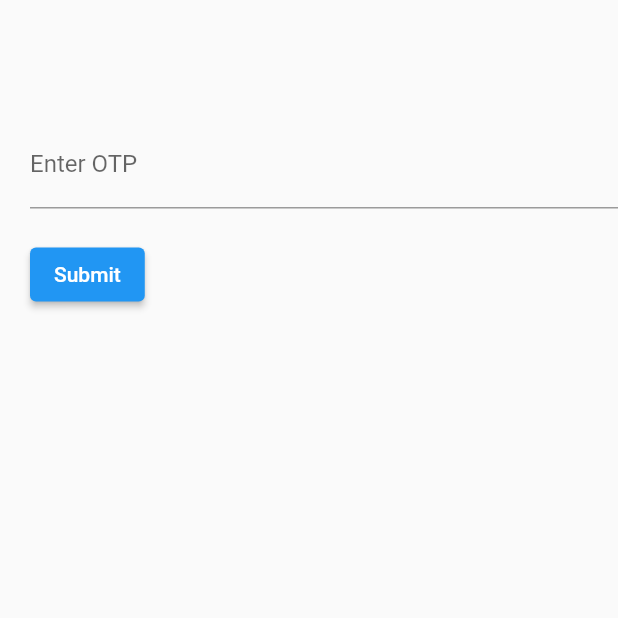
After one commit to z3ro647/task1_loginui, a Flutter app: the OTPScreen screen opened by its route, after a tap on "Submit", on a phone screen of 412 x 824 dp, the top half of it. The commit adds this screen. Run offline on Flutter 3.47's test engine with Material 2 defaults, Android fonts, the phone set to English and light mode, and no system bars; our stand-ins replace firebase_auth, firebase_core, get, google_sign_in, hexcolor, sqflite; accounts and stored records are empty.

Commit message:
Mobile Auth Incomplete

```diff
--- a/lib/screens/loginscreen.dart
+++ b/lib/screens/loginscreen.dart
@@ -5,6 +5,7 @@ import 'package:task_loginui/screens/listdata.dart';
 import 'package:task_loginui/screens/listusers.dart';
 import 'package:task_loginui/screens/registerscreen.dart';
 import 'package:task_loginui/utils/authentication.dart';
+import 'package:task_loginui/utils/phoneVarification.dart';
 import 'package:task_loginui/widgets/google_sign_in_button.dart';
 
 final colorGreen = HexColor("#09b976");
@@ -62,7 +63,7 @@ class _LoginScreenState extends State<LoginScreen> {
               child: ElevatedButton(
                 onPressed: () {
                   if (_formKey.currentState!.validate()) {
-                    //verifyPhoneNumber(mobileNumber.text);
+                    verifyPhoneNumber(mobileNumber.text);
                   }
                 },
                 child: Text('Login'),
@@ -118,7 +119,6 @@ class _LoginScreenState extends State<LoginScreen> {
                   onPressed: () {
                     Navigator.push(
                         context,
-                        //MaterialPageRoute(builder: (context) => ListData()));
                         MaterialPageRoute(builder: (context) => ListData()));
                   },
                   child: Text('List')),
--- /dev/null
+++ b/lib/screens/otpScreen.dart
@@ -0,0 +1,66 @@
+import 'package:firebase_auth/firebase_auth.dart';
+import 'package:flutter/material.dart';
+import 'package:task_loginui/utils/phoneVarification.dart';
+
+FirebaseAuth _auth=FirebaseAuth.instance;
+
+class OTPScreen extends StatefulWidget {
+  const OTPScreen({ Key? key }) : super(key: key);
+
+  @override
+  _OTPScreenState createState() => _OTPScreenState();
+}
+
+class _OTPScreenState extends State<OTPScreen> {
+  TextEditingController otpNumber = TextEditingController();
+
+  signInWithPhoneAuthCredential(PhoneAuthCredential phoneAuthCredential) async {
+    try {
+      final authCredentail =
+          await _auth.signInWithCredential(phoneAuthCredential);
+          if(authCredentail.user!=null){
+            // Go to page link
+            print('object');
+          }
+    } on FirebaseAuthException catch (e) {
+
+      throw e;
+
+    }
+  }
+
+  @override
+  Widget build(BuildContext context) {
+    return Scaffold(
+      body: Container(
+        margin: EdgeInsets.only(top: 80, left: 20),
+        child: Column(
+          children: [
+            Form(
+              child: TextFormField(
+                controller: otpNumber,
+                decoration: InputDecoration(labelText: 'Enter OTP'),
+              ),
+            ),
+            SizedBox(
+              height: 20,
+            ),
+            Align(
+              alignment: Alignment.bottomLeft,
+              child: ElevatedButton(
+                  onPressed: () async{
+                    PhoneAuthCredential phoneAuthCredential =
+                      await  PhoneAuthProvider.credential(
+                            verificationId: verificationId1,
+                            smsCode: otpNumber.text);
+
+                    await signInWithPhoneAuthCredential(phoneAuthCredential);
+                  },
+                  child: Text('Submit')),
+            ),
+          ],
+        ),
+      ),
+    );
+  }
+}
```
Also changed, not shown: lib/main.dart (+11 -1 lines), lib/utils/phoneVarification.dart (added, +34 -0 lines).
